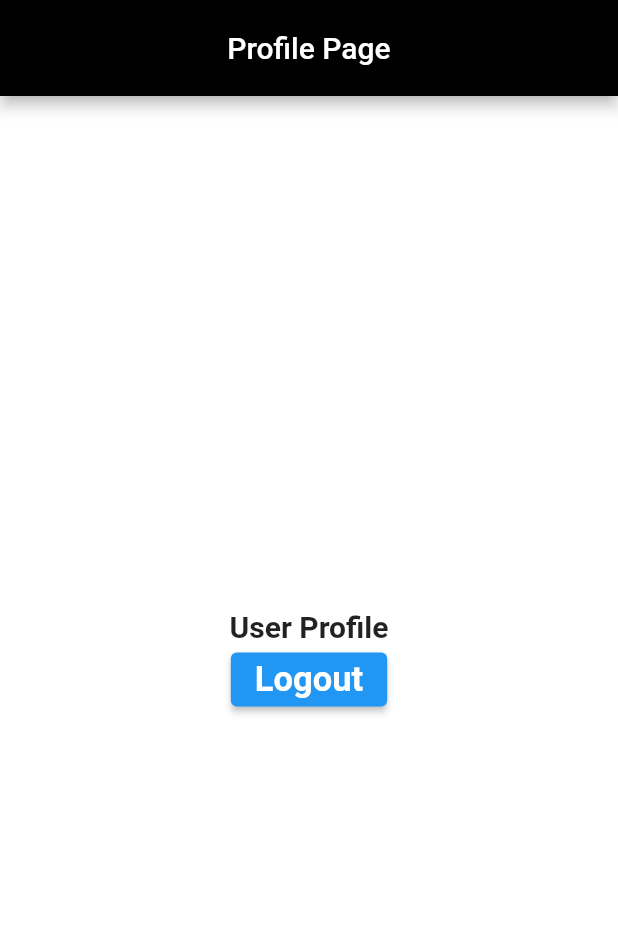
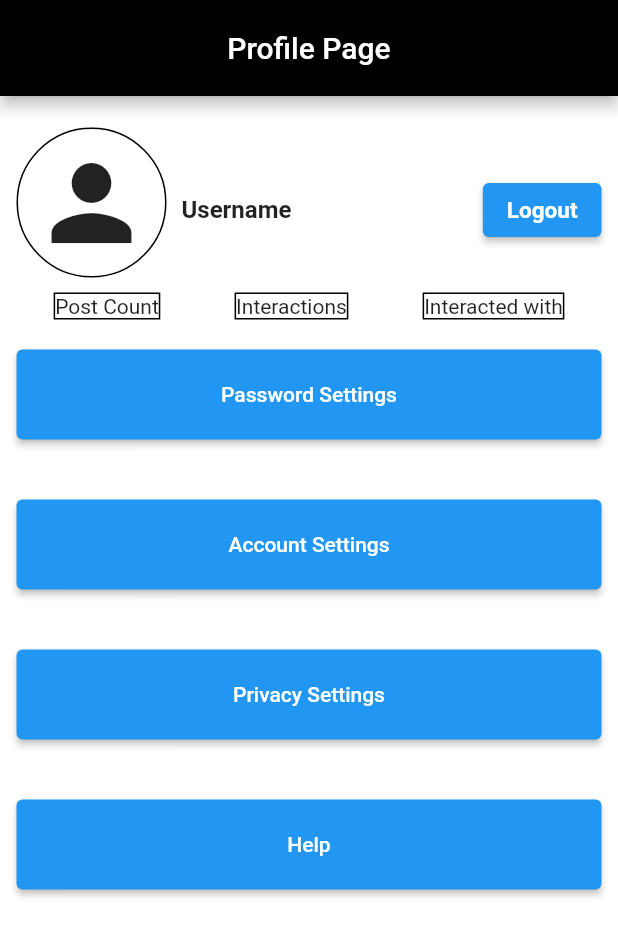
Before and after one commit to Y3-Project/GeoEyeApp, a Flutter app: the ProfileWidget screen opened directly, on a phone screen of 412 x 824 dp. Shown: the top 936 px of the screen. Run offline on Flutter 3.47's test engine with Material 2 defaults, Android fonts, the phone set to English and light mode, and no system bars; our stand-ins replace animated_splash_screen, cloud_firestore, curved_navigation_bar, email_validator, firebase_auth, firebase_core and 3 more; accounts and stored records are empty.

Commit message:
Created basic format for profile page

```diff
--- a/lib/user_pages/profile_widget.dart
+++ b/lib/user_pages/profile_widget.dart
@@ -4,6 +4,9 @@ import 'package:flutter/material.dart';
 import '../login_page.dart';
 
 class ProfileWidget extends StatelessWidget {
+  static const double SETTINGS_BUTTON_WIDTH = 60;
+  static const double SETTINGS_BUTTON_SPACING = 20;
+
   const ProfileWidget({Key? key}) : super(key: key);
 
   @override
@@ -29,20 +32,116 @@ class ProfileWidget extends StatelessWidget {
       ),
       body: Container(
           alignment: Alignment.center,
-          margin: const EdgeInsets.fromLTRB(0, 5, 0, 10),
+          margin: const EdgeInsets.fromLTRB(10, 20, 10, 10),
           decoration: BoxDecoration(
               color: Colors.white,
               border: Border.all(color: Colors.white),
               borderRadius: const BorderRadius.all(Radius.circular(20))),
           child: Column(
-            mainAxisAlignment: MainAxisAlignment.center,
+            mainAxisAlignment: MainAxisAlignment.start,
             children: [
-              Text("User Profile", style: TextStyle(fontWeight: FontWeight.bold, fontSize: 20)),
-              ElevatedButton(
-                  onPressed: () {
-                    logout();
-                  },
-                  child: const Text('Logout', style: TextStyle(fontWeight: FontWeight.bold, fontSize: 23),))
+              Column(mainAxisAlignment: MainAxisAlignment.center, children: [
+                Row(
+                  mainAxisAlignment: MainAxisAlignment.spaceBetween,
+                  children: [
+                    Row(
+                      mainAxisAlignment: MainAxisAlignment.start,
+                      children: [
+                        Container(
+                          height: 100,
+                          width: 100,
+                          margin: const EdgeInsets.fromLTRB(0, 0, 10, 10),
+                          decoration: BoxDecoration(
+                              shape: BoxShape.circle,
+                              border: Border.all(color: Colors.black)),
+                          child: Icon(
+                            Icons.person,
+                            size: 80,
+                          ),
+                        ),
+                        Text("Username",
+                            style: TextStyle(
+                                fontWeight: FontWeight.bold, fontSize: 16)),
+                      ],
+                    ),
+                    ElevatedButton(
+                        onPressed: () {
+                          logout();
+                        },
+                        child: const Text(
+                          'Logout',
+                          style: TextStyle(
+                              fontWeight: FontWeight.bold, fontSize: 15),
+                        ))
+                  ],
+                ),
+                Row(
+                  mainAxisAlignment: MainAxisAlignment.spaceAround,
+                  children: [
+                    Container(
+                      decoration: BoxDecoration(
+                          border: Border.all(color: Colors.black)),
+                      child: Text("Post Count"),
+                    ),
+                    Container(
+                      decoration: BoxDecoration(
+                          border: Border.all(color: Colors.black)),
+                      child: Text("Interactions"),
+                    ),
+                    Container(
+                      decoration: BoxDecoration(
+                          border: Border.all(color: Colors.black)),
+                      child: Text("Interacted with"),
+                    )
+                  ],
+                )
+              ]),
+              Column(
+                mainAxisSize: MainAxisSize.max,
+                mainAxisAlignment: MainAxisAlignment.spaceAround,
+                children: [
+                  Container(
+                    margin: EdgeInsets.symmetric(vertical: SETTINGS_BUTTON_SPACING),
+                    child: ElevatedButton(
+                        style: ElevatedButton.styleFrom(
+                          minimumSize: Size.fromHeight(
+                              SETTINGS_BUTTON_WIDTH), // fromHeight use double.infinity as width and 40 is the height
+                        ),
+                        onPressed: () {},
+                        child: Text("Password Settings")),
+                  ),
+                  Container(
+                    margin: EdgeInsets.symmetric(vertical: SETTINGS_BUTTON_SPACING),
+                    child: ElevatedButton(
+                        style: ElevatedButton.styleFrom(
+                          minimumSize: Size.fromHeight(
+                              SETTINGS_BUTTON_WIDTH), // fromHeight use double.infinity as width and 40 is the height
+                        ),
+                        onPressed: () {},
+                        child: Text("Account Settings")),
+                  ),
+                  Container(
+                    margin: EdgeInsets.symmetric(vertical: SETTINGS_BUTTON_SPACING),
+                    child: ElevatedButton(
+                        style: ElevatedButton.styleFrom(
+                          minimumSize: Size.fromHeight(
+                              SETTINGS_BUTTON_WIDTH), // fromHeight use double.infinity as width and 40 is the height
+                        ),
+                        onPressed: () {},
+                        child: Text("Privacy Settings")),
+                  ),
+                  Container(
+                    margin: EdgeInsets.symmetric(vertical: SETTINGS_BUTTON_SPACING),
+                    child: ElevatedButton(
+                        style: ElevatedButton.styleFrom(
+                          minimumSize: Size.fromHeight(
+                              SETTINGS_BUTTON_WIDTH), // fromHeight use double.infinity as width and 40 is the height
+                        ),
+                        onPressed: () {},
+                        child: Text("Help")),
+                  ),
+                ],
+              ),
             ],
           )),
     );
```
